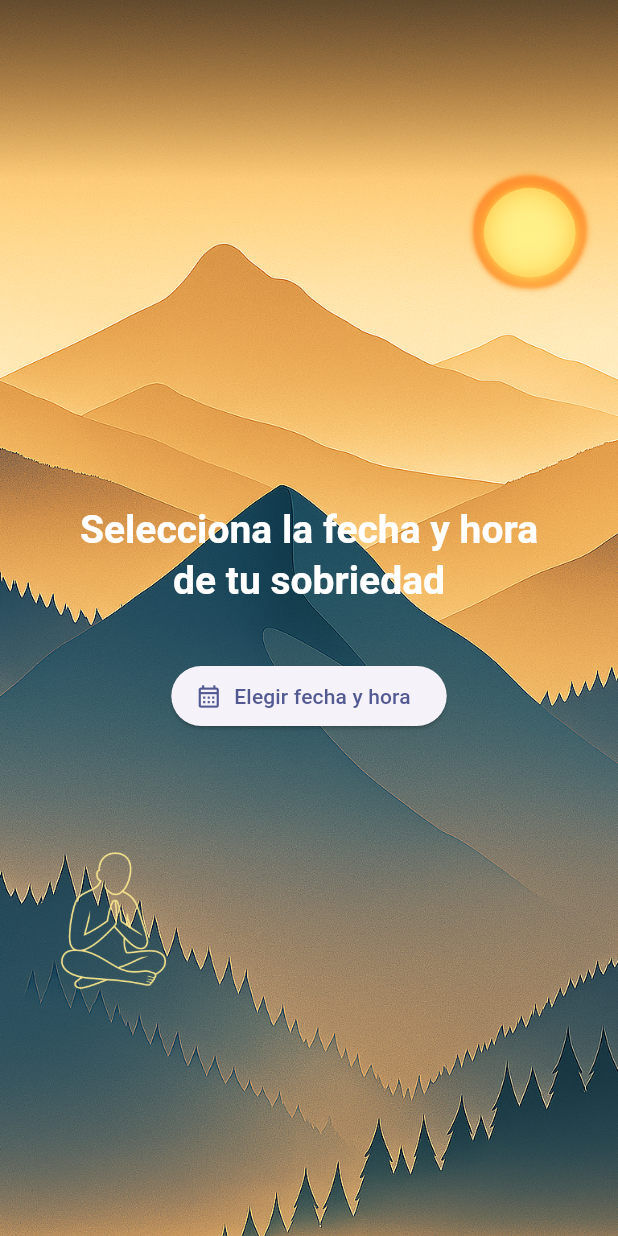
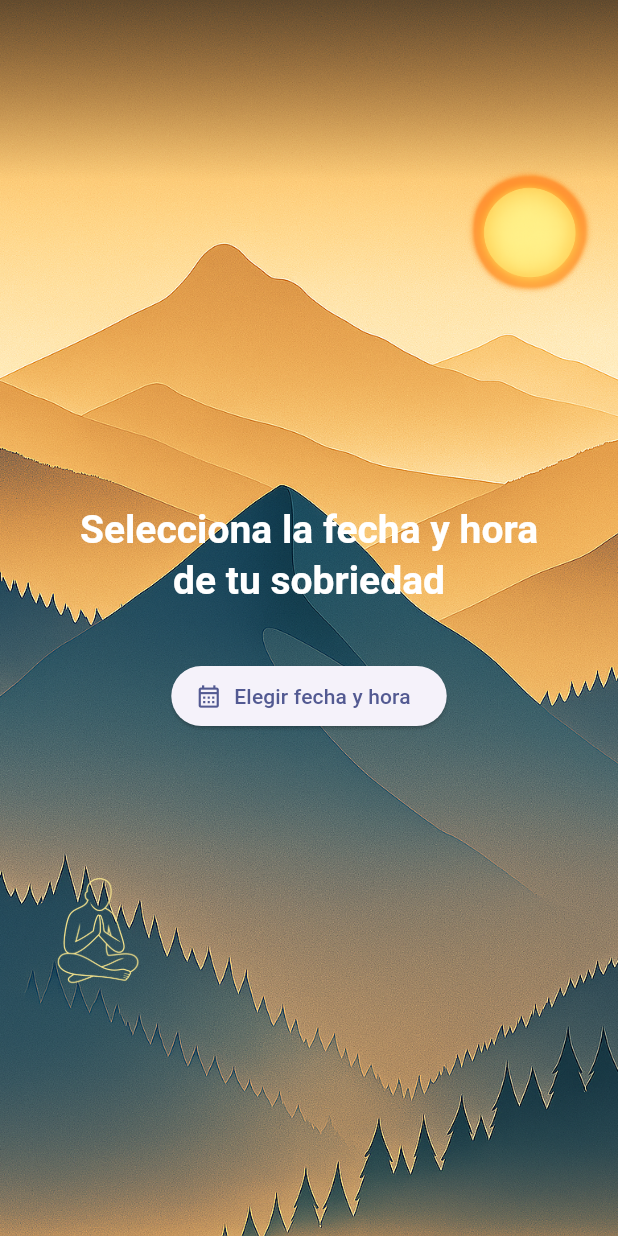
Before and after one commit to javiercamaraezquerra/Undiamas, a Flutter app: the screen it shows after launch, on a phone screen of 412 x 824 dp. Run offline on Flutter 3.47's test engine with Material 3 defaults, Android fonts, the phone set to English and light mode, and no system bars; our stand-ins replace fl_chart, flutter_local_notifications, flutter_markdown, flutter_secure_storage, google_mobile_ads, google_sign_in and 5 more; missing offline and left inert: googleapis; accounts and stored records are empty.

Commit message:
Update mountain_background.dart

```diff
--- a/lib/widgets/mountain_background.dart
+++ b/lib/widgets/mountain_background.dart
@@ -1,12 +1,12 @@
 import 'package:flutter/material.dart';
 
 /// Fondo ilustrado con montañas, sol y figura.
-///   · Scrim superior para contraste (negro → transparente).
-///   · Figura estática (no se anima al cambiar de pestaña) y ligeramente
-///     desplazada a la izquierda.
-///   · Imagen de figura se muestra con sus colores originales (sin tinte).
+/// * Scrim superior para contraste (negro → transparente).
+/// * El **sol** sigue animándose entre pantallas.
+/// * La **figura** se muestra al 75 % de su tamaño original y
+///   puede cambiar de posición en cada página.
 class MountainBackground extends StatelessWidget {
-  final int pageIndex;              // sigue moviendo sólo el sol
+  final int pageIndex;                       // mueve sol + figura
   final Duration duration;
 
   const MountainBackground({
@@ -15,17 +15,29 @@ class MountainBackground extends StatelessWidget {
     this.duration = const Duration(milliseconds: 800),
   });
 
-  Alignment get _sunAlignment => [
-        const Alignment(1.10, -0.75),
-        const Alignment(0.90, -0.85),
-        const Alignment(0.70, -0.95),
-        const Alignment(0.50, -1.05),
-        const Alignment(0.30, -1.15),
+  /* ───── Posiciones del sol (por página) ───── */
+  Alignment get _sunAlignment => const [
+        Alignment( 1.10, -0.75),
+        Alignment( 0.90, -0.85),
+        Alignment( 0.70, -0.95),
+        Alignment( 0.50, -1.05),
+        Alignment( 0.30, -1.15),
       ][pageIndex % 5];
 
-  // figura fija
-  static const Alignment _figureAlignment = Alignment(-0.85, 0.56);
+  /* ───── Posiciones de la figura (por página) ───── */
+  static const _figureAlignments = [
+    Alignment(-0.85, 0.56),
+    Alignment(-0.70, 0.58),
+    Alignment(-0.60, 0.60),
+    Alignment(-0.50, 0.58),
+    Alignment(-0.40, 0.56),
+  ];
 
+  Alignment get _figureAlignment =>
+      _figureAlignments[pageIndex % _figureAlignments.length];
+
+  /* ───── Rutas de las figuras ─────
+     Sustituye estas imágenes por las nuevas; el código ya las escalará */
   static const _figures = [
     'assets/images/figure_0.png',
     'assets/images/figure_1.png',
@@ -33,16 +45,19 @@ class MountainBackground extends StatelessWidget {
     'assets/images/figure_3.png',
   ];
 
+  /* ───── BUILD ───── */
   @override
   Widget build(BuildContext context) {
     return LayoutBuilder(builder: (_, cs) {
-      final w = cs.biggest.width;
-      final sunDia = w * .35;
-      final figDia = w * .26;
+      final width = cs.biggest.width;
+
+      /* Tamaños relativos */
+      final sunDia   = width * .35;          // igual que antes
+      final figDia   = width * .20 ;    // reducir tamaño imagen
 
       return Stack(
         children: [
-          /* 1 · Montañas */
+          /* 1 ▸ Montañas */
           Positioned.fill(
             child: Image.asset(
               'assets/images/bg_mountains.png',
@@ -51,7 +66,7 @@ class MountainBackground extends StatelessWidget {
             ),
           ),
 
-          /* 2 · Scrim superior */
+          /* 2 ▸ Scrim superior */
           const Positioned(
             top: 0,
             left: 0,
@@ -68,7 +83,7 @@ class MountainBackground extends StatelessWidget {
             ),
           ),
 
-          /* 3 · Sol (animado) */
+          /* 3 ▸ Sol (animado) */
           AnimatedAlign(
             alignment: _sunAlignment,
             duration: duration,
@@ -83,7 +98,7 @@ class MountainBackground extends StatelessWidget {
             ),
           ),
 
-          /* 4 · Figura (estática, sin tinte) */
+          /* 4 ▸ Figura (posicionable y escalada) */
           Align(
             alignment: _figureAlignment,
             child: Image.asset(
```
